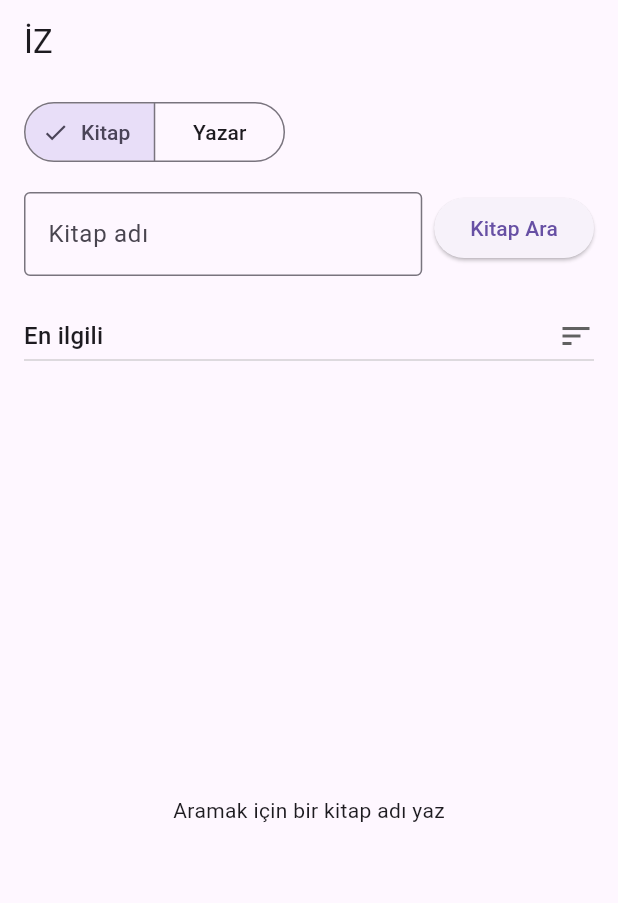
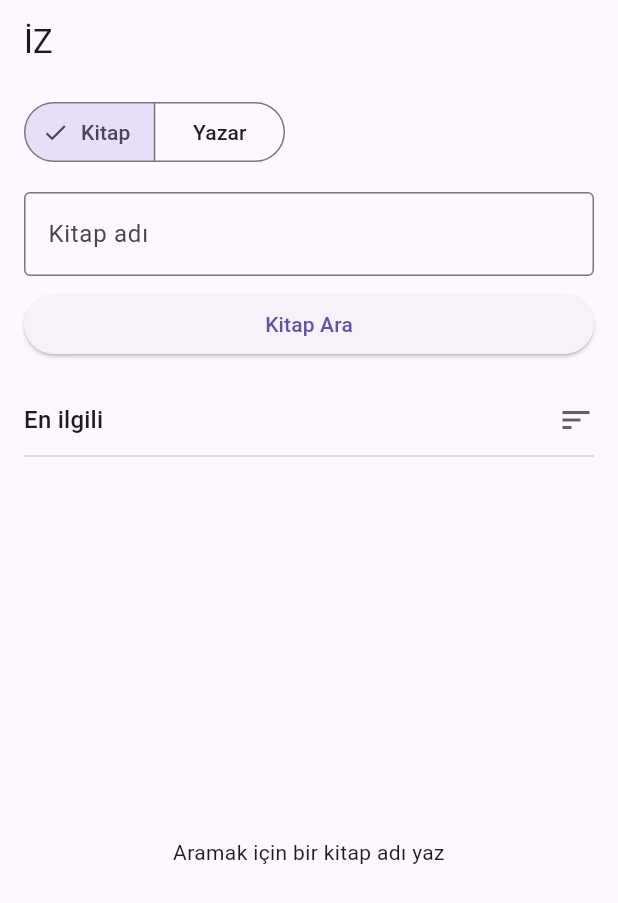
Before and after one commit to EbranurOzbalik/iz, a Flutter app: the screen it shows after launch, on a phone screen of 412 x 824 dp. Shown: the top 903 px of the screen. Run offline on Flutter 3.47's test engine with Material 3 defaults, Android fonts, the phone set to English and light mode, and no system bars; our stand-ins replace dio.

Commit message:
fix: keep book search usable with keyboard and large text

```diff
--- a/lib/main.dart
+++ b/lib/main.dart
@@ -247,6 +247,10 @@ class _BookSearchPageState extends State<BookSearchPage> {
     return Scaffold(
       appBar: AppBar(title: const Text('İZ')),
       body: SafeArea(
+        child: CustomScrollView(
+          keyboardDismissBehavior: ScrollViewKeyboardDismissBehavior.onDrag,
+          slivers: [
+            SliverToBoxAdapter(
               child: Column(
                 children: [
                   Padding(
@@ -267,22 +271,23 @@ class _BookSearchPageState extends State<BookSearchPage> {
                         selected: {searchMode},
                         onSelectionChanged: isBusy
                             ? null
-                      : (selection) => clearSearch(mode: selection.single),
+                            : (selection) =>
+                                  clearSearch(mode: selection.single),
                       ),
                     ),
                   ),
                   Padding(
                     padding: const EdgeInsets.all(16),
-              child: Row(
-                crossAxisAlignment: CrossAxisAlignment.start,
-                children: [
-                  Expanded(
-                    child: TextField(
+                    child: LayoutBuilder(
+                      builder: (context, constraints) {
+                        final input = TextField(
                           controller: searchController,
                           enabled: !isBusy,
                           textInputAction: TextInputAction.search,
                           decoration: InputDecoration(
-                        labelText: isAuthorSearch ? 'Yazar adı' : 'Kitap adı',
+                            labelText: isAuthorSearch
+                                ? 'Yazar adı'
+                                : 'Kitap adı',
                             hintText: isAuthorSearch
                                 ? 'Örn. Sabahattin Ali'
                                 : 'Örn. Suç ve Ceza',
@@ -300,14 +305,32 @@ class _BookSearchPageState extends State<BookSearchPage> {
                             setState(() => inputError = null);
                           },
                           onSubmitted: (_) => searchBooks(),
-                    ),
-                  ),
-                  const SizedBox(width: 8),
-                  ElevatedButton(
+                        );
+                        final button = ElevatedButton(
                           onPressed: isBusy ? null : searchBooks,
                           child: const Text('Kitap Ara'),
-                  ),
+                        );
+                        final stackControls =
+                            constraints.maxWidth < 400 ||
+                            MediaQuery.textScalerOf(context).scale(16) > 20;
+                        return stackControls
+                            ? Column(
+                                crossAxisAlignment: CrossAxisAlignment.stretch,
+                                children: [
+                                  input,
+                                  const SizedBox(height: 8),
+                                  button,
                                 ],
+                              )
+                            : Row(
+                                crossAxisAlignment: CrossAxisAlignment.start,
+                                children: [
+                                  Expanded(child: input),
+                                  const SizedBox(width: 8),
+                                  button,
+                                ],
+                              );
+                      },
                     ),
                   ),
                   Padding(
@@ -317,16 +340,28 @@ class _BookSearchPageState extends State<BookSearchPage> {
                       child: DropdownButton<_SearchSort>(
                         value: searchSort,
                         isExpanded: true,
+                        itemHeight: null,
                         icon: const Icon(Icons.sort),
                         items: [
                           for (final sort in _SearchSort.values)
-                      DropdownMenuItem(value: sort, child: Text(sort.label)),
+                            DropdownMenuItem(
+                              value: sort,
+                              child: Padding(
+                                padding: const EdgeInsets.symmetric(
+                                  vertical: 8,
+                                ),
+                                child: Text(sort.label),
+                              ),
+                            ),
                         ],
                         onChanged: isBusy ? null : changeSort,
                       ),
                     ),
                   ),
-            Expanded(child: buildResults()),
+                ],
+              ),
+            ),
+            buildResults(),
           ],
         ),
       ),
@@ -335,11 +370,16 @@ class _BookSearchPageState extends State<BookSearchPage> {
 
   Widget buildResults() {
     if (isLoading) {
-      return const Center(child: CircularProgressIndicator());
+      return const SliverFillRemaining(
+        hasScrollBody: false,
+        child: Center(child: CircularProgressIndicator()),
+      );
     }
 
     if (errorMessage != null) {
-      return Center(
+      return SliverFillRemaining(
+        hasScrollBody: false,
+        child: Center(
           child: Padding(
             padding: const EdgeInsets.all(24),
             child: Column(
@@ -354,24 +394,31 @@ class _BookSearchPageState extends State<BookSearchPage> {
               ],
             ),
           ),
+        ),
       );
     }
 
     if (books.isEmpty) {
-      return Center(
+      return SliverFillRemaining(
+        hasScrollBody: false,
+        child: Center(
+          child: Padding(
+            padding: const EdgeInsets.all(24),
             child: Text(
               hasSearched
                   ? 'Kitap bulunamadı'
                   : isAuthorSearch
                   ? 'Aramak için bir yazar adı yaz'
                   : 'Aramak için bir kitap adı yaz',
+              textAlign: TextAlign.center,
+            ),
+          ),
         ),
       );
     }
 
-    return ListView.builder(
-      itemCount: 1 + books.length + (hasMore ? 1 : 0),
-      itemBuilder: (context, index) {
+    return SliverList(
+      delegate: SliverChildBuilderDelegate((context, index) {
         if (index == 0) {
           final loadedLabel = '${books.length} kitap gösteriliyor';
           return Padding(
@@ -480,7 +527,7 @@ class _BookSearchPageState extends State<BookSearchPage> {
             ),
           ),
         );
-      },
+      }, childCount: 1 + books.length + (hasMore ? 1 : 0)),
     );
   }
 }
```
Also changed, not shown: 2 other files. Lines whose indentation alone changed are shown as unchanged.
